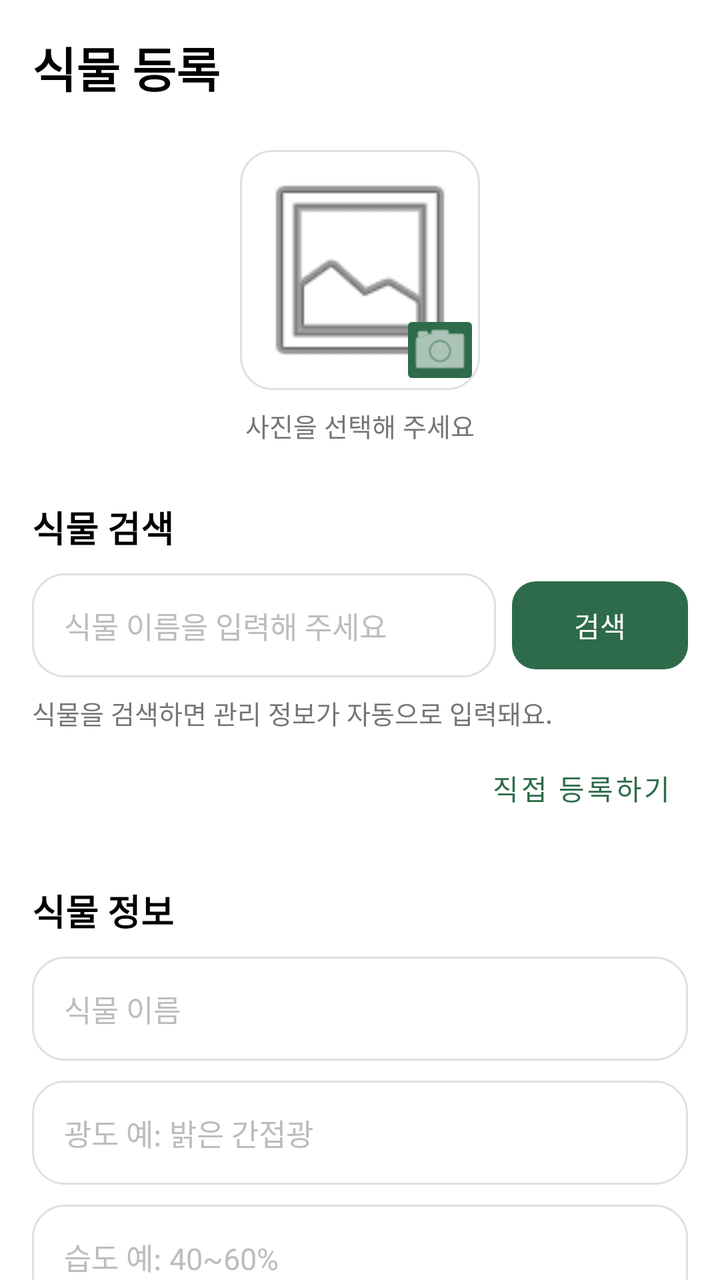
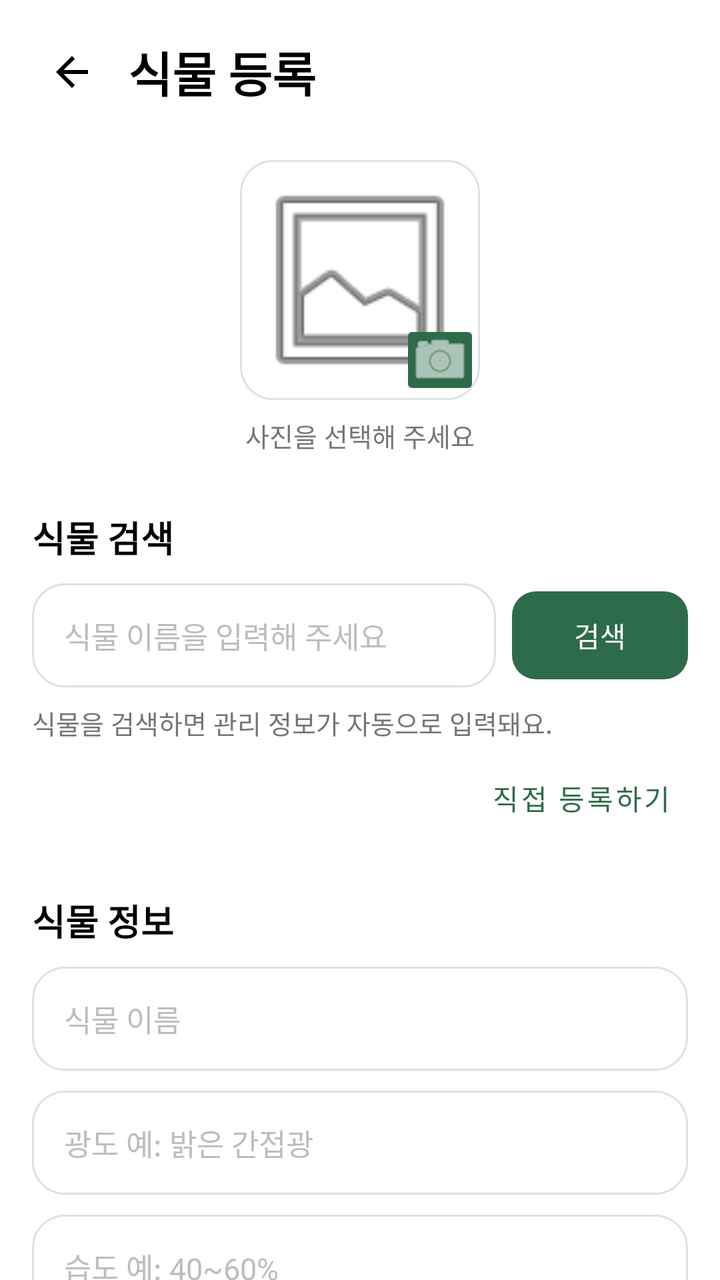

An Android layout rendered at two revisions. The XML below is the earlier revision; the diff shows what the commit changed to produce the second picture.
<!-- AndroidManifest.xml: application theme Theme.MooruckApp -->
<!-- res/layout/fragment_plant_register.xml -->
<?xml version="1.0" encoding="utf-8"?>
<androidx.constraintlayout.widget.ConstraintLayout
    xmlns:android="http://schemas.android.com/apk/res/android"
    xmlns:app="http://schemas.android.com/apk/res-auto"
    xmlns:tools="http://schemas.android.com/tools"
    android:layout_width="match_parent"
    android:layout_height="match_parent"
    android:background="#FFFFFF"
    tools:context=".ui.plant.PlantRegisterFragment">

    <androidx.core.widget.NestedScrollView
        android:id="@+id/scrollView"
        android:layout_width="0dp"
        android:layout_height="0dp"
        android:fillViewport="true"
        app:layout_constraintTop_toTopOf="parent"
        app:layout_constraintBottom_toBottomOf="parent"
        app:layout_constraintStart_toStartOf="parent"
        app:layout_constraintEnd_toEndOf="parent">

        <LinearLayout
            android:layout_width="match_parent"
            android:layout_height="wrap_content"
            android:orientation="vertical"
            android:paddingStart="16dp"
            android:paddingTop="16dp"
            android:paddingEnd="16dp"
            android:paddingBottom="100dp">

            
            <TextView
                android:id="@+id/tvTitle"
                android:layout_width="wrap_content"
                android:layout_height="wrap_content"
                android:text="식물 등록"
                android:textColor="#000000"
                android:textSize="24sp"
                android:textStyle="bold" />

            
            <FrameLayout
                android:id="@+id/profileImageContainer"
                android:layout_width="120dp"
                android:layout_height="120dp"
                android:layout_gravity="center_horizontal"
                android:layout_marginTop="24dp">

                <ImageView
                    android:id="@+id/ivPlantProfile"
                    android:layout_width="match_parent"
                    android:layout_height="match_parent"
                    android:background="@drawable/bg_card"
                    android:contentDescription="식물 프로필 사진"
                    android:padding="4dp"
                    android:scaleType="centerCrop"
                    android:src="@android:drawable/ic_menu_gallery" />

                <ImageButton
                    android:id="@+id/btnSelectImage"
                    android:layout_width="40dp"
                    android:layout_height="40dp"
                    android:layout_gravity="end|bottom"
                    android:backgroundTint="#2E6B4A"
                    android:contentDescription="프로필 사진 선택"
                    android:padding="10dp"
                    android:src="@android:drawable/ic_menu_camera"
                    app:tint="#FFFFFF" />

            </FrameLayout>

            <TextView
                android:layout_width="wrap_content"
                android:layout_height="wrap_content"
                android:layout_gravity="center_horizontal"
                android:layout_marginTop="8dp"
                android:text="사진을 선택해 주세요"
                android:textColor="#757575"
                android:textSize="13sp" />

            
            <TextView
                android:layout_width="wrap_content"
                android:layout_height="wrap_content"
                android:layout_marginTop="28dp"
                android:text="식물 검색"
                android:textColor="#000000"
                android:textSize="18sp"
                android:textStyle="bold" />

            <LinearLayout
                android:layout_width="match_parent"
                android:layout_height="wrap_content"
                android:layout_marginTop="10dp"
                android:gravity="center_vertical"
                android:orientation="horizontal">

                <EditText
                    android:id="@+id/etSearchPlantName"
                    android:layout_width="0dp"
                    android:layout_height="52dp"
                    android:layout_weight="1"
                    android:background="@drawable/bg_card"
                    android:hint="식물 이름을 입력해 주세요"
                    android:inputType="text"
                    android:maxLines="1"
                    android:paddingHorizontal="16dp"
                    android:textColor="#000000"
                    android:textColorHint="#BDBDBD"
                    android:textSize="15sp" />

                <com.google.android.material.button.MaterialButton
                    android:id="@+id/btnSearchPlant"
                    android:layout_width="wrap_content"
                    android:layout_height="52dp"
                    android:layout_marginStart="8dp"
                    android:text="검색"
                    android:textColor="#FFFFFF"
                    app:backgroundTint="#2E6B4A"
                    app:cornerRadius="12dp" />

            </LinearLayout>

            <TextView
                android:id="@+id/tvSearchGuide"
                android:layout_width="wrap_content"
                android:layout_height="wrap_content"
                android:layout_marginTop="8dp"
                android:text="식물을 검색하면 관리 정보가 자동으로 입력돼요."
                android:textColor="#757575"
                android:textSize="13sp" />

            
            <androidx.recyclerview.widget.RecyclerView
                android:id="@+id/rvPlantSearchResult"
                android:layout_width="match_parent"
                android:layout_height="wrap_content"
                android:layout_marginTop="8dp"
                android:visibility="gone"
                tools:itemCount="2"
                tools:listitem="@android:layout/simple_list_item_1" />

            <com.google.android.material.button.MaterialButton
                android:id="@+id/btnManualInput"
                style="@style/Widget.MaterialComponents.Button.TextButton"
                android:layout_width="wrap_content"
                android:layout_height="wrap_content"
                android:layout_gravity="end"
                android:layout_marginTop="4dp"
                android:text="직접 등록하기"
                android:textColor="#2E6B4A" />

            
            <TextView
                android:layout_width="wrap_content"
                android:layout_height="wrap_content"
                android:layout_marginTop="24dp"
                android:text="식물 정보"
                android:textColor="#000000"
                android:textSize="18sp"
                android:textStyle="bold" />

            <EditText
                android:id="@+id/etPlantName"
                android:layout_width="match_parent"
                android:layout_height="52dp"
                android:layout_marginTop="10dp"
                android:background="@drawable/bg_card"
                android:hint="식물 이름"
                android:inputType="text"
                android:maxLines="1"
                android:paddingHorizontal="16dp"
                android:textColor="#000000"
                android:textColorHint="#BDBDBD"
                android:textSize="15sp" />

            <EditText
                android:id="@+id/etLight"
                android:layout_width="match_parent"
                android:layout_height="52dp"
                android:layout_marginTop="10dp"
                android:background="@drawable/bg_card"
                android:hint="광도 예: 밝은 간접광"
                android:inputType="text"
                android:maxLines="1"
                android:paddingHorizontal="16dp"
                android:textColor="#000000"
                android:textColorHint="#BDBDBD"
                android:textSize="15sp" />

            <EditText
                android:id="@+id/etHumidity"
                android:layout_width="match_parent"
                android:layout_height="52dp"
                android:layout_marginTop="10dp"
                android:background="@drawable/bg_card"
                android:hint="습도 예: 40~60%"
                android:inputType="text"
                android:maxLines="1"
                android:paddingHorizontal="16dp"
                android:textColor="#000000"
                android:textColorHint="#BDBDBD"
                android:textSize="15sp" />

            <EditText
                android:id="@+id/etTemperature"
                android:layout_width="match_parent"
                android:layout_height="52dp"
                android:layout_marginTop="10dp"
                android:background="@drawable/bg_card"
                android:hint="온도 예: 18~25℃"
                android:inputType="text"
                android:maxLines="1"
                android:paddingHorizontal="16dp"
                android:textColor="#000000"
                android:textColorHint="#BDBDBD"
                android:textSize="15sp" />

            <EditText
                android:id="@+id/etWateringInterval"
                android:layout_width="match_parent"
                android:layout_height="52dp"
                android:layout_marginTop="10dp"
                android:background="@drawable/bg_card"
                android:hint="물주기 주기 예: 7일"
                android:inputType="number"
                android:maxLines="1"
                android:paddingHorizontal="16dp"
                android:textColor="#000000"
                android:textColorHint="#BDBDBD"
                android:textSize="15sp" />

            
            <TextView
                android:layout_width="wrap_content"
                android:layout_height="wrap_content"
                android:layout_marginTop="28dp"
                android:text="나의 식물 정보"
                android:textColor="#000000"
                android:textSize="18sp"
                android:textStyle="bold" />

            <EditText
                android:id="@+id/etNickname"
                android:layout_width="match_parent"
                android:layout_height="52dp"
                android:layout_marginTop="10dp"
                android:background="@drawable/bg_card"
                android:hint="식물 별명 (선택)"
                android:inputType="text"
                android:maxLines="1"
                android:paddingHorizontal="16dp"
                android:textColor="#000000"
                android:textColorHint="#BDBDBD"
                android:textSize="15sp" />

            
            <TextView
                android:layout_width="wrap_content"
                android:layout_height="wrap_content"
                android:layout_marginTop="18dp"
                android:text="심은 날짜"
                android:textColor="#000000"
                android:textSize="14sp"
                android:textStyle="bold" />

            <TextView
                android:id="@+id/tvPlantedDate"
                android:layout_width="match_parent"
                android:layout_height="52dp"
                android:layout_marginTop="8dp"
                android:background="@drawable/bg_card"
                android:clickable="true"
                android:focusable="true"
                android:gravity="center_vertical"
                android:paddingHorizontal="16dp"
                android:text="날짜를 선택해 주세요"
                android:textColor="#757575"
                android:textSize="15sp" />

            
            <TextView
                android:layout_width="wrap_content"
                android:layout_height="wrap_content"
                android:layout_marginTop="18dp"
                android:text="마지막으로 물 준 날짜"
                android:textColor="#000000"
                android:textSize="14sp"
                android:textStyle="bold" />

            <TextView
                android:id="@+id/tvLastWateredDate"
                android:layout_width="match_parent"
                android:layout_height="52dp"
                android:layout_marginTop="8dp"
                android:background="@drawable/bg_card"
                android:clickable="true"
                android:focusable="true"
                android:gravity="center_vertical"
                android:paddingHorizontal="16dp"
                android:text="날짜를 선택해 주세요"
                android:textColor="#757575"
                android:textSize="15sp" />

            <CheckBox
                android:id="@+id/cbUnknownLastWateredDate"
                android:layout_width="wrap_content"
                android:layout_height="wrap_content"
                android:layout_marginTop="6dp"
                android:buttonTint="#2E6B4A"
                android:text="마지막으로 물 준 날짜를 몰라요"
                android:textColor="#757575"
                android:textSize="14sp" />

            <TextView
                android:id="@+id/tvUnknownDateGuide"
                android:layout_width="wrap_content"
                android:layout_height="wrap_content"
                android:layout_marginStart="4dp"
                android:text="선택하면 오늘 물을 준 것으로 기록돼요."
                android:textColor="#9E9E9E"
                android:textSize="12sp" />

            
            <com.google.android.material.floatingactionbutton.ExtendedFloatingActionButton
                android:id="@+id/btnRegisterPlant"
                android:layout_width="match_parent"
                android:layout_height="wrap_content"
                android:layout_marginTop="32dp"
                android:text="식물 등록"
                android:textColor="#FFFFFF"
                app:backgroundTint="#2E6B4A"
                app:icon="@android:drawable/ic_input_add"
                app:iconTint="#FFFFFF" />

        </LinearLayout>

    </androidx.core.widget.NestedScrollView>

</androidx.constraintlayout.widget.ConstraintLayout>
<!-- resources referenced by this layout -->
<resources>
  <!-- drawable bg_card (drawable) -->
  <?xml version="1.0" encoding="utf-8"?>
  <shape xmlns:android="http://schemas.android.com/apk/res/android"
      android:shape="rectangle">
      <solid android:color="#FFFFFF" />
      <stroke android:width="1dp" android:color="#E0E0E0" />
      <corners android:radius="16dp" />
  </shape>
  <style name="Theme.MooruckApp" parent="Base.Theme.MooruckApp" />
  <style name="Base.Theme.MooruckApp" parent="Theme.Material3.DayNight.NoActionBar">
          
          
      </style>
</resources>

<!-- the commit's change to res/layout/fragment_plant_register.xml (unified diff, before → after) -->
@@ -13,10 +13,10 @@
         android:layout_width="0dp"
         android:layout_height="0dp"
         android:fillViewport="true"
-        app:layout_constraintTop_toTopOf="parent"
         app:layout_constraintBottom_toBottomOf="parent"
+        app:layout_constraintEnd_toEndOf="parent"
         app:layout_constraintStart_toStartOf="parent"
-        app:layout_constraintEnd_toEndOf="parent">
+        app:layout_constraintTop_toTopOf="parent">
 
         <LinearLayout
             android:layout_width="match_parent"
@@ -28,14 +28,35 @@
             android:paddingBottom="100dp">
 
             
-            <TextView
-                android:id="@+id/tvTitle"
-                android:layout_width="wrap_content"
-                android:layout_height="wrap_content"
-                android:text="식물 등록"
-                android:textColor="#000000"
-                android:textSize="24sp"
-                android:textStyle="bold" />
+            <LinearLayout
+                android:layout_width="match_parent"
+                android:layout_height="wrap_content"
+                android:gravity="center_vertical"
+                android:orientation="horizontal">
+
+                
+                <ImageButton
+                    android:id="@+id/buttonBack"
+                    android:layout_width="40dp"
+                    android:layout_height="40dp"
+                    android:background="@android:color/transparent"
+                    android:contentDescription="뒤로가기"
+                    android:padding="8dp"
+                    android:src="@drawable/ic_arrow_back" />
+
+                
+                <TextView
+                    android:id="@+id/tvTitle"
+                    android:layout_width="0dp"
+                    android:layout_height="wrap_content"
+                    android:layout_marginStart="8dp"
+                    android:layout_weight="1"
+                    android:text="식물 등록"
+                    android:textColor="#000000"
+                    android:textSize="24sp"
+                    android:textStyle="bold" />
+
+            </LinearLayout>
 
             
             <FrameLayout
<!-- resource entries referenced after the edit -->
@@ -8,6 +8,12 @@
       <stroke android:width="1dp" android:color="#E0E0E0" />
       <corners android:radius="16dp" />
   </shape>
+  <!-- drawable ic_arrow_back (drawable) -->
+  <vector xmlns:android="http://schemas.android.com/apk/res/android" android:autoMirrored="true" android:height="24dp" android:tint="#000000" android:viewportHeight="960" android:viewportWidth="960" android:width="24dp">
+        
+      <path android:fillColor="@android:color/white" android:pathData="M313,520L537,744L480,800L160,480L480,160L537,216L313,440L800,440L800,520L313,520Z"/>
+      
+  </vector>
   <style name="Theme.MooruckApp" parent="Base.Theme.MooruckApp" />
   <style name="Base.Theme.MooruckApp" parent="Theme.Material3.DayNight.NoActionBar">
           
